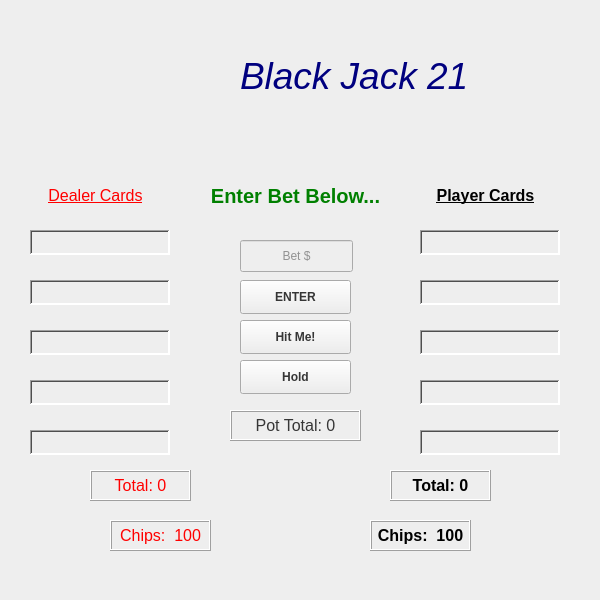
ultrex22/BJ_21_PYQT5, file bj21.ui: the form before one commit.
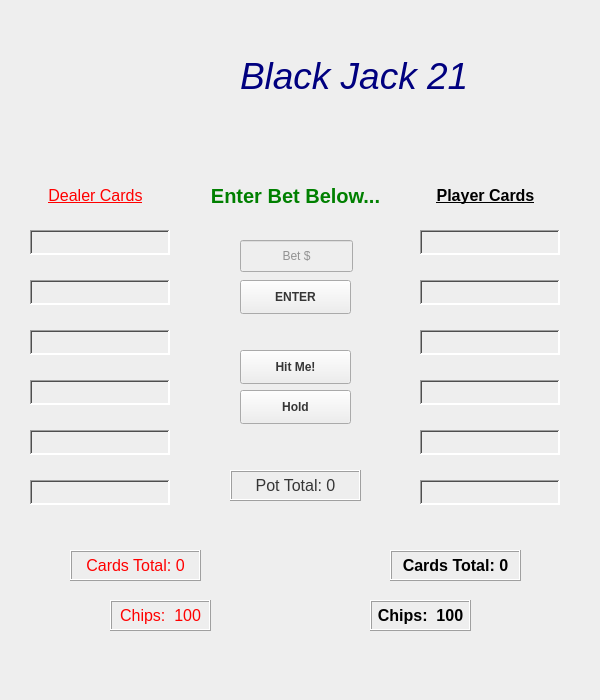
The form after the commit.

Commit message: completed hit me and hold methods , change buttons to enabled=false, corrected totals update and dealers cards displaying

Patch:
```diff
--- a/bj21.ui
+++ b/bj21.ui
@@ -7,19 +7,19 @@
     <x>0</x>
     <y>0</y>
     <width>600</width>
-    <height>600</height>
+    <height>700</height>
    </rect>
   </property>
   <property name="minimumSize">
    <size>
     <width>600</width>
-    <height>600</height>
+    <height>700</height>
    </size>
   </property>
   <property name="maximumSize">
    <size>
     <width>600</width>
-    <height>600</height>
+    <height>700</height>
    </size>
   </property>
   <property name="font">
@@ -116,7 +116,7 @@
     <property name="geometry">
      <rect>
       <x>230</x>
-      <y>410</y>
+      <y>470</y>
       <width>131</width>
       <height>31</height>
      </rect>
@@ -292,9 +292,9 @@
    <widget class="QLabel" name="dealer_total">
     <property name="geometry">
      <rect>
-      <x>90</x>
-      <y>470</y>
-      <width>101</width>
+      <x>70</x>
+      <y>550</y>
+      <width>131</width>
       <height>31</height>
      </rect>
     </property>
@@ -313,7 +313,7 @@
      <enum>QFrame::Raised</enum>
     </property>
     <property name="text">
-     <string>Total: 0</string>
+     <string>Cards Total: 0</string>
     </property>
     <property name="alignment">
      <set>Qt::AlignCenter</set>
@@ -323,8 +323,8 @@
     <property name="geometry">
      <rect>
       <x>390</x>
-      <y>470</y>
-      <width>101</width>
+      <y>550</y>
+      <width>131</width>
       <height>31</height>
      </rect>
     </property>
@@ -345,7 +345,7 @@
      <enum>QFrame::Raised</enum>
     </property>
     <property name="text">
-     <string>Total: 0</string>
+     <string>Cards Total: 0</string>
     </property>
     <property name="alignment">
      <set>Qt::AlignCenter</set>
@@ -515,7 +515,7 @@
     <property name="geometry">
      <rect>
       <x>110</x>
-      <y>520</y>
+      <y>600</y>
       <width>101</width>
       <height>31</height>
      </rect>
@@ -545,7 +545,7 @@
     <property name="geometry">
      <rect>
       <x>370</x>
-      <y>520</y>
+      <y>600</y>
       <width>101</width>
       <height>31</height>
      </rect>
@@ -638,7 +638,7 @@
     <property name="geometry">
      <rect>
       <x>240</x>
-      <y>320</y>
+      <y>350</y>
       <width>111</width>
       <height>34</height>
      </rect>
@@ -664,7 +664,7 @@
     <property name="geometry">
      <rect>
       <x>240</x>
-      <y>360</y>
+      <y>390</y>
       <width>111</width>
       <height>34</height>
      </rect>
@@ -726,6 +726,70 @@
      </size>
     </property>
    </widget>
+   <widget class="QLabel" name="player_card6">
+    <property name="geometry">
+     <rect>
+      <x>420</x>
+      <y>480</y>
+      <width>140</width>
+      <height>25</height>
+     </rect>
+    </property>
+    <property name="font">
+     <font>
+      <pointsize>9</pointsize>
+      <weight>75</weight>
+      <bold>true</bold>
+     </font>
+    </property>
+    <property name="styleSheet">
+     <string notr="true">color: rgb(0, 0, 0);</string>
+    </property>
+    <property name="frameShape">
+     <enum>QFrame::WinPanel</enum>
+    </property>
+    <property name="frameShadow">
+     <enum>QFrame::Sunken</enum>
+    </property>
+    <property name="text">
+     <string/>
+    </property>
+    <property name="alignment">
+     <set>Qt::AlignCenter</set>
+    </property>
+   </widget>
+   <widget class="QLabel" name="dealer_card6">
+    <property name="geometry">
+     <rect>
+      <x>30</x>
+      <y>480</y>
+      <width>140</width>
+      <height>25</height>
+     </rect>
+    </property>
+    <property name="font">
+     <font>
+      <pointsize>9</pointsize>
+      <weight>75</weight>
+      <bold>true</bold>
+     </font>
+    </property>
+    <property name="styleSheet">
+     <string notr="true">color: rgb(0, 0, 0);</string>
+    </property>
+    <property name="frameShape">
+     <enum>QFrame::WinPanel</enum>
+    </property>
+    <property name="frameShadow">
+     <enum>QFrame::Sunken</enum>
+    </property>
+    <property name="text">
+     <string/>
+    </property>
+    <property name="alignment">
+     <set>Qt::AlignCenter</set>
+    </property>
+   </widget>
   </widget>
  </widget>
  <resources/>
```
The commit also changes 3 other files.
